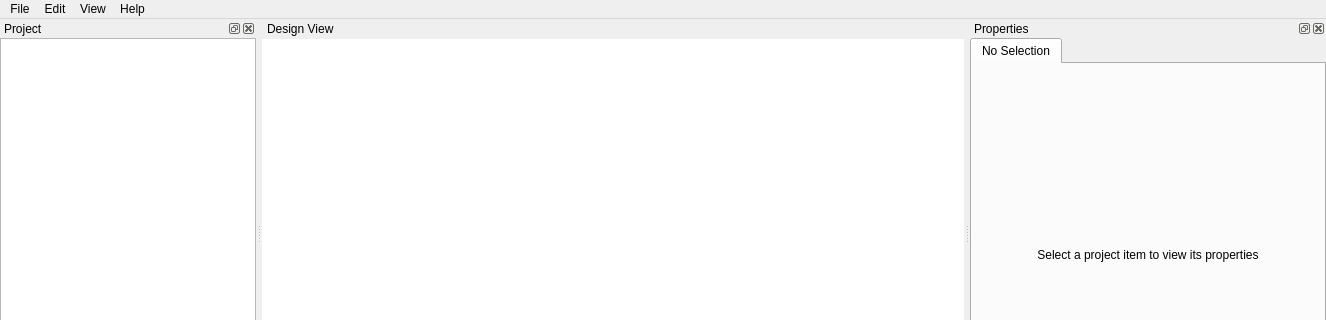
Before: the Qt Designer form spinetoolbox/ui/mainwindow.ui in spine-tools/Spine-Toolbox, drawn with Qt 5; both pictures show x 0 to 1326 and y 0 to 320 of the 1326 by 700 pixel window.
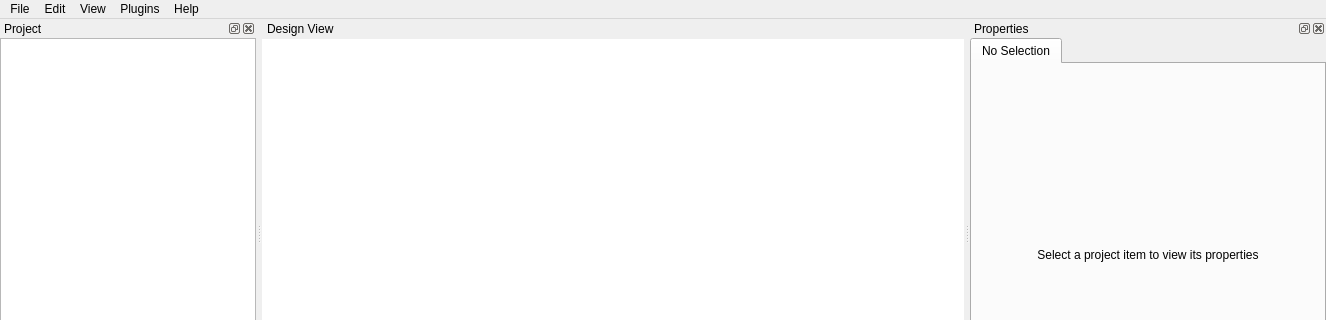
After: the same form once the commit is applied. Icons and pictures are not drawn. Custom widgets are drawn as their Qt base class.

Commit message:
Introduce plugin manager and basic interface to install/manage plugins
Re #1056

```diff
--- a/spinetoolbox/ui/mainwindow.ui
+++ b/spinetoolbox/ui/mainwindow.ui
@@ -214,9 +214,19 @@
     <addaction name="menuToolbars"/>
     <addaction name="menuDock_Widgets"/>
    </widget>
+   <widget class="QMenu" name="menuPlugins">
+    <property name="title">
+     <string>Plugins</string>
+    </property>
+    <addaction name="actionInstall_plugin"/>
+    <addaction name="actionManage_plugins"/>
+    <addaction name="separator"/>
+    <addaction name="actionCreate_plugin"/>
+   </widget>
    <addaction name="menuFile"/>
    <addaction name="menuEdit"/>
    <addaction name="menuView"/>
+   <addaction name="menuPlugins"/>
    <addaction name="menuHelp"/>
   </widget>
   <widget class="QStatusBar" name="statusbar"/>
```
Left out of the diff: 21 changed lines with no effect on the pictures. The commit also changes 10 other files.
